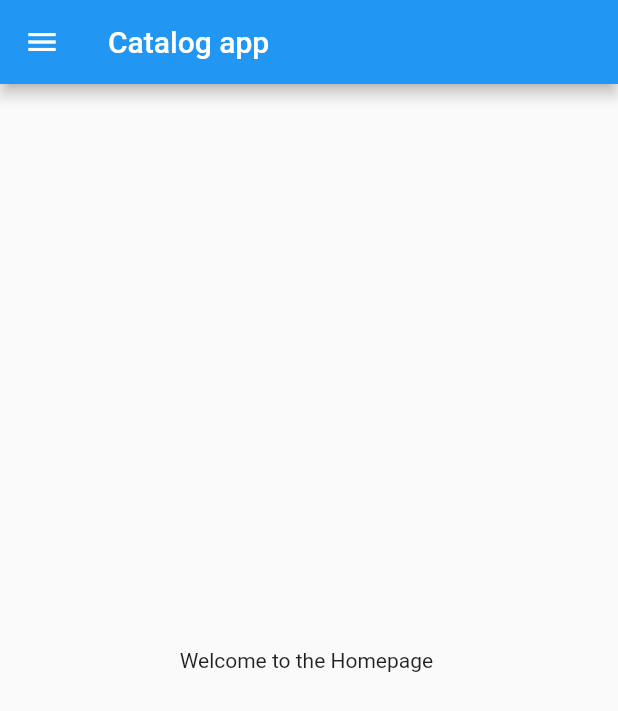
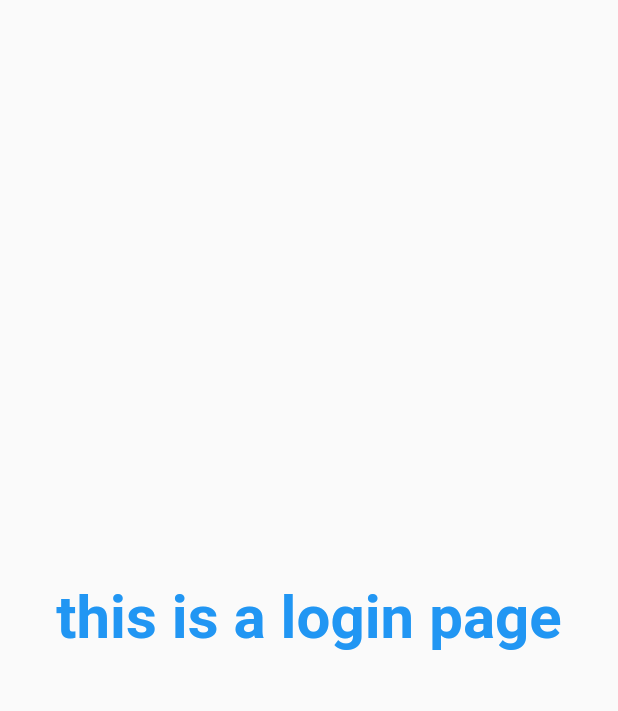
Before and after one commit to ingineerOrjun/profileapp, a Flutter app: the screen it shows after launch, on a phone screen of 412 x 824 dp. Shown: the top 711 px of the screen. Run offline on Flutter 3.47's test engine with Material 2 defaults, Android fonts, the phone set to English and light mode, and no system bars.

Commit message:
day 3 completed

```diff
--- a/lib/main.dart
+++ b/lib/main.dart
@@ -1,5 +1,6 @@
 import 'package:flutter/material.dart';
-import 'package:profileapp/home_page.dart';
+import 'package:profileapp/pages/home_page.dart';
+import 'package:profileapp/pages/login_page.dart';
 
 void main() {
   runApp(MyApp());
@@ -9,7 +10,10 @@ class MyApp extends StatelessWidget {
   @override
   Widget build(BuildContext context) {
     return MaterialApp(
-      home: Homepage(),
+      routes: {
+        "/": (context) => LoginPage(),
+        "/homepage": (context) => Homepage(),
+      },
     );
   }
 }
--- /dev/null
+++ b/lib/pages/login_page.dart
@@ -0,0 +1,17 @@
+import 'package:flutter/material.dart';
+
+class LoginPage extends StatelessWidget {
+  @override
+  Widget build(BuildContext context) {
+    return Material(
+      child: Center(
+        child: Text('this is a login page',
+            style: TextStyle(
+              fontSize: 40,
+              color: Colors.blue,
+              fontWeight: FontWeight.bold,
+            )),
+      ),
+    );
+  }
+}
```
Also changed, not shown: lib/pages/home_page.dart (renamed from lib/home_page.dart).
